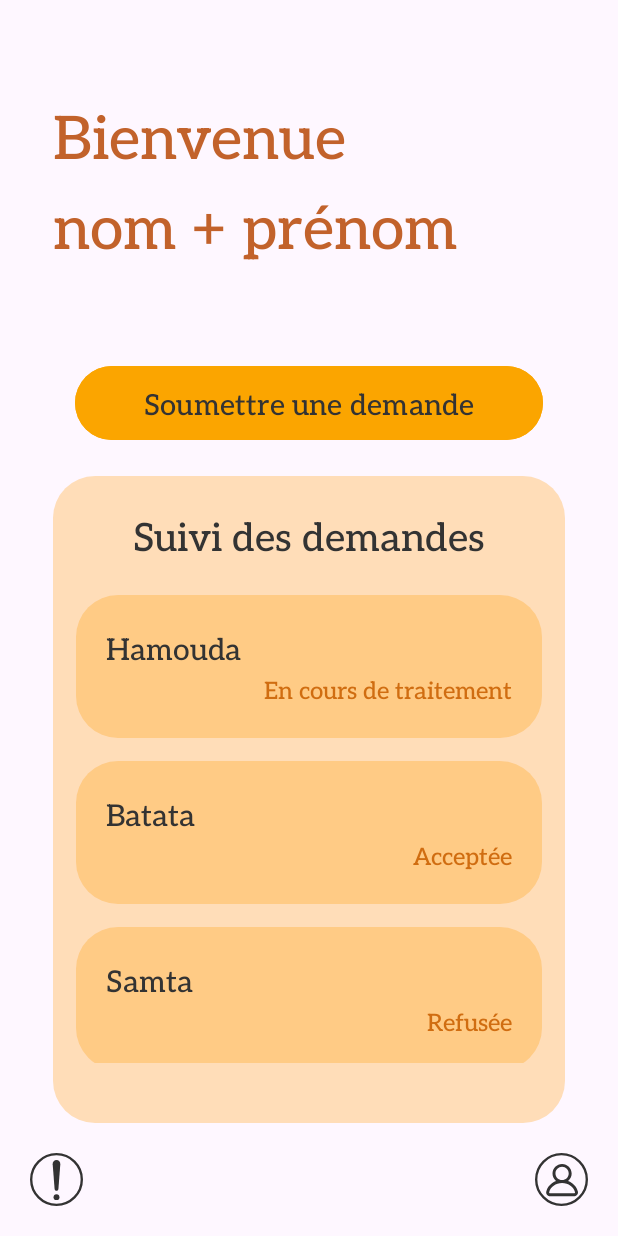
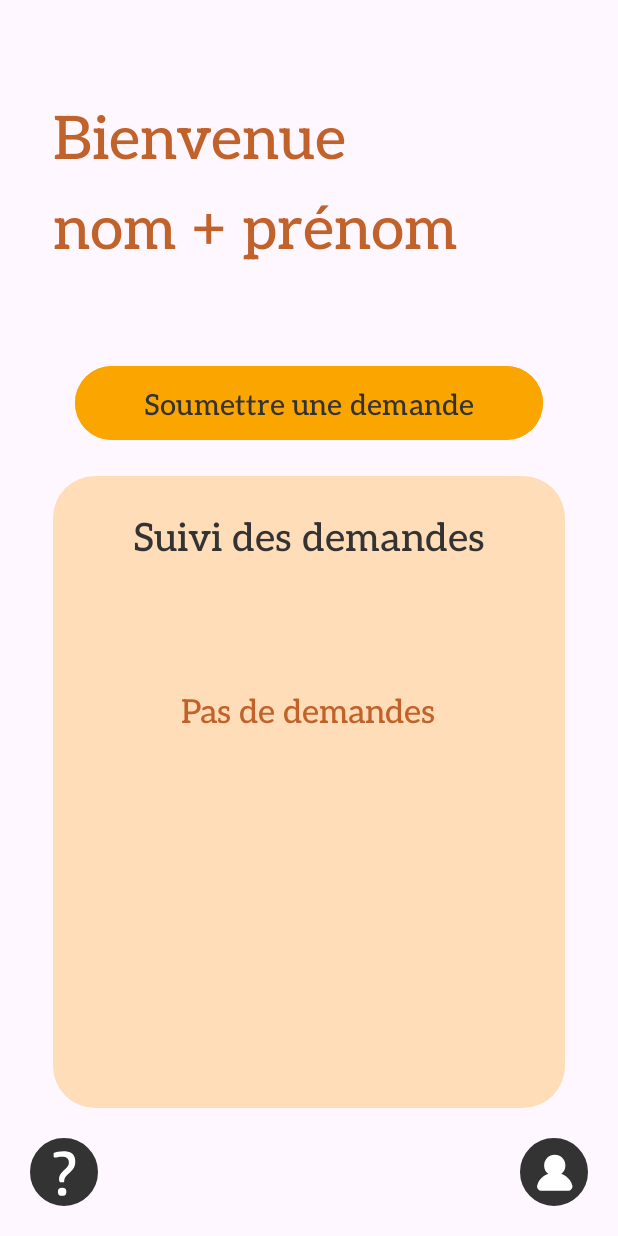
Before and after one commit to MahaBourada/Thiqa-Commercial-Register-Mobile-App, an Android app: the screen it shows after launch (MainActivity), on a phone screen of 412 x 824 dp. Run offline under Robolectric (Android 15) with nearby library versions, the phone set to English and light mode, and no system bars.

Commit message:
Added the model and control to the form (without the uploads)

```diff
--- a/app/src/main/java/com/example/miniprojet/CustomDemandeAdapter.java
+++ b/app/src/main/java/com/example/miniprojet/CustomDemandeAdapter.java
@@ -11,27 +11,28 @@ import android.view.ViewGroup;
 import android.widget.BaseAdapter;
 import android.widget.TextView;
 
+import com.example.miniprojet.model.Demandes;
+import com.example.miniprojet.model.DemandesHandler;
+
 import java.util.List;
 
 public class CustomDemandeAdapter extends BaseAdapter {
     private Context context;
-    private String[] entreprises;
-    private String[] etats;
+    private List<Demandes> demandesList;
 
-    public CustomDemandeAdapter(Context context, String[] entreprises, String[] etats) {
+    public CustomDemandeAdapter(Context context, List<Demandes> demandesList) {
         this.context = context;
-        this.entreprises = entreprises;
-        this.etats = etats;
+        this.demandesList = demandesList;
     }
 
     @Override
     public int getCount() {
-        return entreprises.length;
+        return demandesList.size();
     }
 
     @Override
     public Object getItem(int position) {
-        return entreprises[position];
+        return demandesList.get(position);
     }
 
     @Override
@@ -48,19 +49,13 @@ public class CustomDemandeAdapter extends BaseAdapter {
         TextView entrepriseName = convertView.findViewById(R.id.entreprise);
         TextView etat = convertView.findViewById(R.id.etat);
 
-        // Set social media name
-        entrepriseName.setText(entreprises[position]);
+        Demandes demande = demandesList.get(position);
 
-        // Set social media link
-        etat.setText(etats[position]);
+        // Set entreprise name
+        entrepriseName.setText(demande.getNomEntreprise());
 
-        // Set onClickListener to open social media link
-        convertView.setOnClickListener(new View.OnClickListener() {
-            @Override
-            public void onClick(View v) {
-                openSocialMediaLink(etats[position]);
-            }
-        });
+        // Set etat
+        etat.setText(demande.getEtat());
 
         return convertView;
     }
--- a/app/src/main/java/com/example/miniprojet/MainActivity.java
+++ b/app/src/main/java/com/example/miniprojet/MainActivity.java
@@ -7,12 +7,16 @@ import android.os.Bundle;
 import android.view.View;
 import android.widget.Button;
 import android.widget.ListView;
+import android.widget.TextView;
 import android.widget.Toast;
 
+import com.example.miniprojet.model.Demandes;
+import com.example.miniprojet.model.DemandesHandler;
+
+import java.util.List;
+
 public class MainActivity extends AppCompatActivity {
-    String[] entreprises = new String[] {
-            "Hamouda", "Batata", "Samta"
-    };
+    String[] entreprises;
 
     String[] etats = new String[] {
             "En cours de traitement", "Acceptée", "Refusée"
@@ -25,9 +29,21 @@ public class MainActivity extends AppCompatActivity {
         super.onCreate(savedInstanceState);
         setContentView(R.layout.activity_main);
 
+        DemandesHandler db = new DemandesHandler(this);
+        List<Demandes> demandesList = db.getAllDemandes();
+
         ListView listView = findViewById(R.id.demande);
-        CustomDemandeAdapter adapter = new CustomDemandeAdapter(this, entreprises, etats);
-        listView.setAdapter(adapter);
+        TextView emptyListTextView = findViewById(R.id.empty_list);
+
+        if (demandesList.isEmpty()) {
+            listView.setVisibility(View.GONE);
+            emptyListTextView.setVisibility(View.VISIBLE);
+        } else {
+            CustomDemandeAdapter adapter = new CustomDemandeAdapter(this, demandesList);
+            listView.setAdapter(adapter);
+            listView.setVisibility(View.VISIBLE);
+            emptyListTextView.setVisibility(View.GONE);
+        }
 
         creer_demande = findViewById(R.id.creer);
         creer_demande.setOnClickListener(new View.OnClickListener() {
--- /dev/null
+++ b/app/src/main/java/com/example/miniprojet/model/DemandesHandler.java
@@ -0,0 +1,151 @@
+package com.example.miniprojet.model;
+
+import android.content.ContentValues;
+import android.content.Context;
+import android.database.Cursor;
+import android.database.sqlite.SQLiteDatabase;
+import android.database.sqlite.SQLiteOpenHelper;
+
+import java.util.ArrayList;
+import java.util.List;
+public class DemandesHandler extends SQLiteOpenHelper {
+    private static final int DATABASE_VERSION = 1;
+    private static final String DATABASE_NAME = "RegistreCommerce";
+    private static final String TABLE_DEMANDES = "Demandes";
+    private static final String KEY_ID = "id";
+    private static final String KEY_TYPE_IDNT = "typeIdentite";
+    private static final String KEY_NUM_IDNT = "numIdentite";
+    private static final String KEY_NOM = "nomEntreprise";
+    private static final String KEY_ADRESSE = "adresse";
+    private static final String KEY_ACTIVITY = "activity";
+    private static final String KEY_NUM_FISC = "numFiscale";
+    private static final String KEY_RIB = "ribBanque";
+    private static final String KEY_ETAT = "etat";
+
+    public DemandesHandler(Context context) {
+        super(context, DATABASE_NAME, null, DATABASE_VERSION);
+        //3rd argument to be passed is CursorFactory instance
+    }
+
+
+    // Creating Tables
+    @Override
+    public void onCreate(SQLiteDatabase db) {
+        String CREATE_CONTACTS_TABLE = "CREATE TABLE " + TABLE_DEMANDES + "("
+                + KEY_ID + " INTEGER PRIMARY KEY," + KEY_TYPE_IDNT + " TEXT,"
+                + KEY_NUM_IDNT + " INTEGER," + KEY_NOM + " TEXT," + KEY_ADRESSE
+                + " TEXT," + KEY_ACTIVITY + " TEXT," + KEY_NUM_FISC + " INTEGER,"
+                + KEY_RIB + " INTEGER," + KEY_ETAT + " TEXT" + ")";
+        db.execSQL(CREATE_CONTACTS_TABLE);
+    }
+    // Upgrading database
+    @Override
+    public void onUpgrade(SQLiteDatabase db, int oldVersion, int newVersion) {
+        // Drop older table if existed
+        db.execSQL("DROP TABLE IF EXISTS " + TABLE_DEMANDES);
+        // Create tables again
+        onCreate(db);
+    }
+    // code to add the new contact
+    public void addDemande(Demandes demande) {
+        SQLiteDatabase db = this.getWritableDatabase();
+        ContentValues values = new ContentValues();
+        values.put(KEY_TYPE_IDNT, demande.getTypeIdentite());
+        values.put(KEY_NUM_IDNT, demande.getNumIdentite());
+        values.put(KEY_NOM, demande.getNomEntreprise());
+        values.put(KEY_ADRESSE, demande.getAdresse());
+        values.put(KEY_ACTIVITY, demande.getActivity());
+        values.put(KEY_NUM_FISC, demande.getNumFiscale());
+        values.put(KEY_RIB, demande.getRibBanque());
+        values.put(KEY_ETAT, demande.getEtat());
+        // Inserting Row
+        db.insert(TABLE_DEMANDES, null, values);
+        //2nd argument is String containing nullColumnHack
+        db.close(); // Closing database connection
+    }
+    // code to get the single contact
+    Demandes getDemande(int id) {
+        SQLiteDatabase db = this.getReadableDatabase();
+        Cursor cursor = db.query(TABLE_DEMANDES, new String[] { KEY_ID,
+                        KEY_NOM, KEY_ETAT }, KEY_ID + "=?",
+                new String[] { String.valueOf(id) }, null, null, null, null);
+        if (cursor != null)
+            cursor.moveToFirst();
+        Demandes user = new Demandes(Integer.parseInt(cursor.getString(0)),
+                cursor.getString(1), Integer.parseInt(cursor.getString(2)),
+                cursor.getString(3), cursor.getString(4),
+                cursor.getString(5), Integer.parseInt(cursor.getString(6)),
+                Integer.parseInt(cursor.getString(7)), cursor.getString(8));
+        // return contact
+        return user;
+    }
+
+    // Add a method to get a user by username
+    public Demandes getDemandeByNom(String username) {
+        SQLiteDatabase db = this.getReadableDatabase();
+        Cursor cursor = db.query(TABLE_DEMANDES, new String[]{KEY_ID, KEY_NOM, KEY_ETAT},
+                KEY_NOM + "=?", new String[]{username}, null, null, null, null);
+
+        Demandes demande = null;
+
+        if (cursor != null) {
+            if (cursor.moveToFirst()) {
+                demande = new Demandes(Integer.parseInt(cursor.getString(0)),
+                        cursor.getString(1), Integer.parseInt(cursor.getString(2)),
+                        cursor.getString(3), cursor.getString(4),
+                        cursor.getString(5), Integer.parseInt(cursor.getString(6)),
+                        Integer.parseInt(cursor.getString(7)), cursor.getString(8));
+            }
+            cursor.close();
+        }
+
+        return demande;
+    }
+
+    // code to get all contacts in a list
+    public List<Demandes> getAllDemandes() {
+        List<Demandes> contactList = new ArrayList<Demandes>();
+        // Select All Query
+        String selectQuery = "SELECT * FROM " + TABLE_DEMANDES;
+        SQLiteDatabase db = this.getWritableDatabase();
+        Cursor cursor = db.rawQuery(selectQuery, null);
+        // looping through all rows and adding to list
+        if (cursor.moveToFirst()) {
+            do {
+                Demandes contact = new Demandes();
+                contact.setId(Integer.parseInt(cursor.getString(0)));
+                contact.setNomEntreprise(cursor.getString(1));
+                contact.setEtat(cursor.getString(8));
+                // Adding contact to list
+                contactList.add(contact);
+            } while (cursor.moveToNext());
+        }
+        // return contact list
+        return contactList;
+    }
+
+    // code to update the single contact
+    public int updateDemande(Demandes demande) {
+        SQLiteDatabase db = this.getWritableDatabase();
+        ContentValues values = new ContentValues();
+        values.put(KEY_TYPE_IDNT, demande.getTypeIdentite());
+        values.put(KEY_NUM_IDNT, demande.getNumIdentite());
+        values.put(KEY_NOM, demande.getNomEntreprise());
+        values.put(KEY_ADRESSE, demande.getAdresse());
+        values.put(KEY_ACTIVITY, demande.getActivity());
+        values.put(KEY_NUM_FISC, demande.getNumFiscale());
+        values.put(KEY_RIB, demande.getRibBanque());
+        values.put(KEY_ETAT, demande.getEtat());
+        // updating row
+        return db.update(TABLE_DEMANDES, values, KEY_ID + " = ?",
+                new String[] { String.valueOf(demande.getId()) });
+    }
+
+    // Deleting single contact
+    public void deleteUser(Demandes demande) {
+        SQLiteDatabase db = this.getWritableDatabase();
+        db.delete(TABLE_DEMANDES, KEY_ID + " = ?",
+                new String[] { String.valueOf(demande.getId()) });
+        db.close();
+    }
+}
--- a/app/src/main/res/drawable/client_support.xml
+++ b/app/src/main/res/drawable/client_support.xml
@@ -1,8 +1,19 @@
-<vector android:height="35dp" android:viewportHeight="45"
-    android:viewportWidth="45" android:width="35dp" xmlns:android="http://schemas.android.com/apk/res/android">
-    <path android:fillColor="#333333" android:fillType="evenOdd" android:pathData="M23,11.75C19.893,11.75 17.375,14.268 17.375,17.375C17.375,20.482 19.893,23 23,23C26.107,23 28.625,20.482 28.625,17.375C28.625,14.268 26.107,11.75 23,11.75ZM14.875,17.375C14.875,12.888 18.513,9.25 23,9.25C27.487,9.25 31.125,12.888 31.125,17.375C31.125,21.862 27.487,25.5 23,25.5C18.513,25.5 14.875,21.862 14.875,17.375Z"/>
-    <path android:fillColor="#333333" android:fillType="evenOdd" android:pathData="M23,25.5C17.544,25.5 13.114,28.928 12.017,33.327C11.961,33.549 12.017,33.743 12.176,33.915C12.35,34.103 12.646,34.25 13,34.25H33C33.354,34.25 33.65,34.103 33.824,33.915C33.983,33.743 34.039,33.549 33.984,33.327C32.886,28.928 28.456,25.5 23,25.5ZM9.591,32.722C11,27.076 16.539,23 23,23C29.461,23 35,27.076 36.409,32.722C36.993,35.063 34.959,36.75 33,36.75H13C11.041,36.75 9.006,35.063 9.591,32.722Z"/>
-    <path android:fillColor="#00000000"
-        android:pathData="M22.5,22.5m-21.5,0a21.5,21.5 0,1 1,43 0a21.5,21.5 0,1 1,-43 0"
-        android:strokeColor="#333333" android:strokeWidth="2"/>
+<vector xmlns:android="http://schemas.android.com/apk/res/android"
+    android:width="45dp"
+    android:height="45dp"
+    android:viewportWidth="45"
+    android:viewportHeight="45">
+  <path
+      android:pathData="M22.5,22.5m-21.5,0a21.5,21.5 0,1 1,43 0a21.5,21.5 0,1 1,-43 0"
+      android:strokeWidth="2"
+      android:fillColor="#333333"
+      android:strokeColor="#333333"/>
+  <path
+      android:pathData="M23,11.083C19.111,11.083 15.958,14.236 15.958,18.125C15.958,22.014 19.111,25.167 23,25.167C26.889,25.167 30.042,22.014 30.042,18.125C30.042,14.236 26.889,11.083 23,11.083Z"
+      android:fillColor="#ffffff"
+      android:fillType="evenOdd"/>
+  <path
+      android:pathData="M23,23C17.401,23 12.6,26.533 11.379,31.425C10.872,33.455 12.636,34.917 14.333,34.917H31.667C33.364,34.917 35.128,33.455 34.621,31.425C33.4,26.533 28.599,23 23,23Z"
+      android:fillColor="#ffffff"
+      android:fillType="evenOdd"/>
 </vector>
--- a/app/src/main/res/drawable/faq.xml
+++ b/app/src/main/res/drawable/faq.xml
@@ -1,8 +1,14 @@
-<vector android:height="35dp" android:viewportHeight="45"
-    android:viewportWidth="45" android:width="35dp" xmlns:android="http://schemas.android.com/apk/res/android">
-    <path android:fillColor="#00000000"
-        android:pathData="M22.5,22.5m-21.5,0a21.5,21.5 0,1 1,43 0a21.5,21.5 0,1 1,-43 0"
-        android:strokeColor="#333333" android:strokeWidth="2"/>
-    <path android:fillColor="#333333" android:pathData="M19.268,9.49C19.124,7.607 20.612,6 22.5,6C24.388,6 25.876,7.607 25.732,9.49L24.115,30.504C24.05,31.348 23.346,32 22.5,32C21.654,32 20.95,31.348 20.885,30.504L19.268,9.49Z"/>
-    <path android:fillColor="#333333" android:pathData="M22.5,37.5m-2.5,0a2.5,2.5 0,1 1,5 0a2.5,2.5 0,1 1,-5 0"/>
+<vector xmlns:android="http://schemas.android.com/apk/res/android"
+    android:width="45dp"
+    android:height="45dp"
+    android:viewportWidth="45"
+    android:viewportHeight="45">
+  <path
+      android:pathData="M22.5,22.5m-21.5,0a21.5,21.5 0,1 1,43 0a21.5,21.5 0,1 1,-43 0"
+      android:strokeWidth="2"
+      android:fillColor="#333333"
+      android:strokeColor="#333333"/>
+  <path
+      android:pathData="M20.44,29.32C19.64,29.32 19.24,28.627 19.24,27.24C19.24,26.6 19.307,26.027 19.44,25.52C19.573,25.013 19.787,24.533 20.08,24.08C20.373,23.6 20.747,23.12 21.2,22.64C21.68,22.16 22.213,21.627 22.8,21.04C23.36,20.507 23.827,20.04 24.2,19.64C24.573,19.24 24.867,18.867 25.08,18.52C25.32,18.173 25.48,17.827 25.56,17.48C25.667,17.133 25.72,16.72 25.72,16.24C25.72,14.88 25.347,13.92 24.6,13.36C23.88,12.773 22.747,12.48 21.2,12.48C20.16,12.48 19.213,12.56 18.36,12.72C17.507,12.88 16.88,12.96 16.48,12.96C16.133,12.96 15.907,12.88 15.8,12.72C15.693,12.533 15.64,12.293 15.64,12V9.96C16.44,9.667 17.387,9.4 18.48,9.16C19.573,8.893 20.813,8.76 22.2,8.76C23.213,8.76 24.187,8.867 25.12,9.08C26.053,9.267 26.88,9.627 27.6,10.16C28.32,10.667 28.893,11.373 29.32,12.28C29.747,13.16 29.96,14.267 29.96,15.6C29.96,16.453 29.88,17.213 29.72,17.88C29.56,18.547 29.32,19.16 29,19.72C28.68,20.28 28.293,20.813 27.84,21.32C27.413,21.8 26.933,22.28 26.4,22.76C25.6,23.48 24.96,24.093 24.48,24.6C24,25.08 23.627,25.547 23.36,26C23.093,26.427 22.893,26.893 22.76,27.4C22.653,27.907 22.587,28.547 22.56,29.32H20.44ZM24.08,35.6C24.08,36.56 23.853,37.24 23.4,37.64C22.947,38.04 22.24,38.24 21.28,38.24C20.293,38.24 19.573,38.04 19.12,37.64C18.693,37.24 18.48,36.56 18.48,35.6C18.48,34.64 18.707,33.96 19.16,33.56C19.613,33.16 20.32,32.96 21.28,32.96C22.24,32.96 22.947,33.16 23.4,33.56C23.853,33.96 24.08,34.64 24.08,35.6Z"
+      android:fillColor="#ffffff"/>
 </vector>
--- a/app/src/main/res/layout/activity_main.xml
+++ b/app/src/main/res/layout/activity_main.xml
@@ -52,7 +52,7 @@
 
     <LinearLayout
         android:layout_width="match_parent"
-        android:layout_height="wrap_content"
+        android:layout_height="match_parent"
         android:layout_marginHorizontal="35dp"
         android:layout_marginVertical="20dp"
         android:background="@drawable/rounded_back1"
@@ -68,6 +68,19 @@
             android:textColor="@color/black"
             android:textSize="26sp" />
 
+        <TextView
+            android:id="@+id/empty_list"
+            android:layout_width="wrap_content"
+            android:layout_height="wrap_content"
+            android:layout_gravity="center_horizontal"
+            android:layout_marginTop="80dp"
+            android:fontFamily="@font/aleo"
+            android:text="Pas de demandes"
+            android:textColor="@color/orange_secondary"
+            android:textSize="22sp"
+            android:visibility="gone" />
+
+
         <ListView
             android:id="@+id/demande"
             android:layout_width="match_parent"
@@ -75,8 +88,7 @@
             android:layout_marginHorizontal="15dp"
             android:layout_marginVertical="20dp"
             android:divider="@android:color/transparent"
-            android:dividerHeight="15sp" />
-
+            android:dividerHeight="15sp"/>
     </LinearLayout>
     </LinearLayout>
 
```
Also changed, not shown: app/src/main/java/com/example/miniprojet/DemandeActivity.java (+51 -1 lines), app/src/main/java/com/example/miniprojet/model/Demandes.java (added, +113 -0 lines), app/src/main/res/layout/activity_demande.xml (+5 -3 lines).
